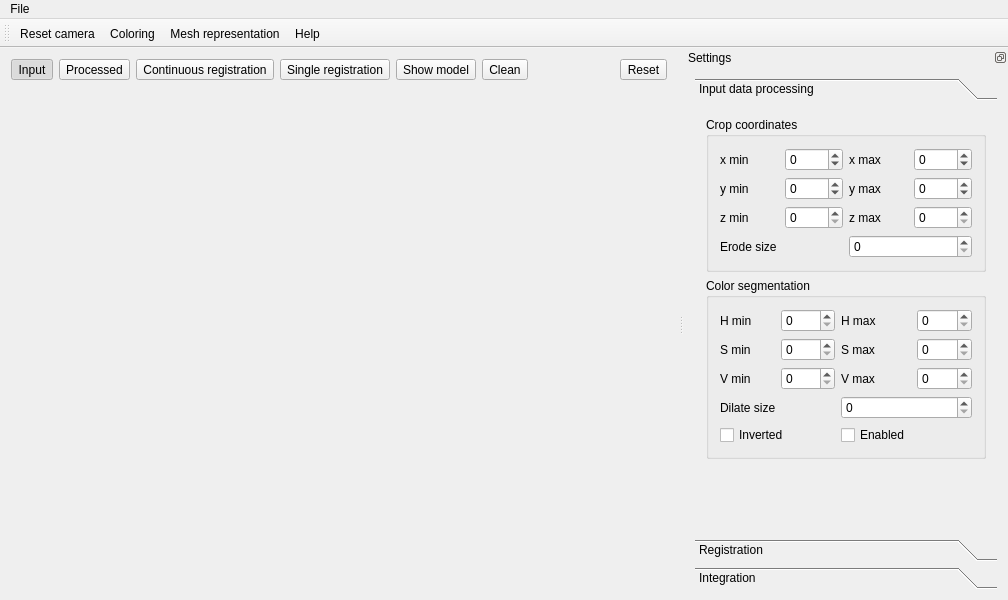
Qt form src/main_window.ui (jacyzon/in_hand_scanner) before a commit.
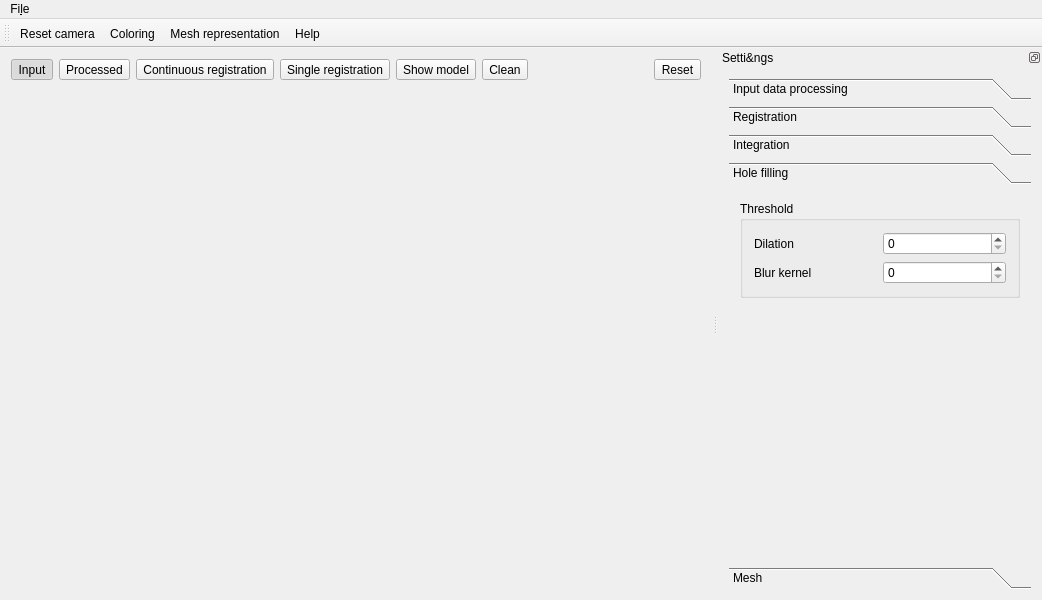
The same form after that commit. The open tabs and pages were chosen to show the change.

```diff
--- a/src/main_window.ui
+++ b/src/main_window.ui
@@ -6,7 +6,7 @@
    <rect>
     <x>0</x>
     <y>0</y>
-    <width>1008</width>
+    <width>1042</width>
     <height>600</height>
    </rect>
   </property>
@@ -172,14 +172,14 @@
    <property name="minimumSize">
     <size>
      <width>324</width>
-     <height>228</height>
+     <height>307</height>
     </size>
    </property>
    <property name="features">
     <set>QDockWidget::DockWidgetFloatable|QDockWidget::DockWidgetMovable</set>
    </property>
    <property name="windowTitle">
-    <string>Settings</string>
+    <string>Setti&amp;ngs</string>
    </property>
    <attribute name="dockWidgetArea">
     <number>2</number>
@@ -205,8 +205,8 @@
          <rect>
           <x>0</x>
           <y>0</y>
-          <width>300</width>
-          <height>408</height>
+          <width>303</width>
+          <height>436</height>
          </rect>
         </property>
         <attribute name="label">
@@ -238,7 +238,7 @@
             <item row="2" column="0">
              <widget class="QLabel" name="label_z_min">
               <property name="text">
-               <string>z min</string>
+               <string>&amp;z min</string>
               </property>
               <property name="buddy">
                <cstring>spinBox_z_min</cstring>
@@ -274,7 +274,7 @@
             <item row="0" column="0">
              <widget class="QLabel" name="label_x_min">
               <property name="text">
-               <string>x min</string>
+               <string>&amp;x min</string>
               </property>
               <property name="buddy">
                <cstring>spinBox_x_min</cstring>
@@ -492,7 +492,7 @@
             <item row="2" column="2">
              <widget class="QLabel" name="label_v_max">
               <property name="text">
-               <string>V max</string>
+               <string>&amp;V max</string>
               </property>
               <property name="buddy">
                <cstring>spinBox_v_max</cstring>
@@ -818,6 +818,113 @@
          </item>
         </layout>
        </widget>
+       <widget class="QWidget" name="page_hole_filling">
+        <property name="geometry">
+         <rect>
+          <x>0</x>
+          <y>0</y>
+          <width>306</width>
+          <height>304</height>
+         </rect>
+        </property>
+        <attribute name="label">
+         <string>Hole filling</string>
+        </attribute>
+        <layout class="QVBoxLayout" name="verticalLayout_4">
+         <item>
+          <widget class="QGroupBox" name="groupBox_threshold">
+           <property name="title">
+            <string>Threshold</string>
+           </property>
+           <layout class="QGridLayout" name="gridLayout_5">
+            <item row="0" column="0">
+             <widget class="QLabel" name="label_dilation_size">
+              <property name="text">
+               <string>Dilation</string>
+              </property>
+             </widget>
+            </item>
+            <item row="0" column="1">
+             <widget class="QSpinBox" name="spinBox_dilation_size">
+              <property name="maximum">
+               <number>180</number>
+              </property>
+             </widget>
+            </item>
+            <item row="1" column="0">
+             <widget class="QLabel" name="label_blur_kernel">
+              <property name="text">
+               <string>Blur kernel</string>
+              </property>
+             </widget>
+            </item>
+            <item row="1" column="1">
+             <widget class="QSpinBox" name="spinBox_blur_kernel">
+              <property name="maximum">
+               <number>180</number>
+              </property>
+             </widget>
+            </item>
+           </layout>
+          </widget>
+         </item>
+         <item>
+          <spacer name="verticalSpacer_integration">
+           <property name="orientation">
+            <enum>Qt::Vertical</enum>
+           </property>
+           <property name="sizeHint" stdset="0">
+            <size>
+             <width>20</width>
+             <height>40</height>
+            </size>
+           </property>
+          </spacer>
+         </item>
+        </layout>
+       </widget>
+       <widget class="QWidget" name="page_mesh">
+        <property name="geometry">
+         <rect>
+          <x>0</x>
+          <y>0</y>
+          <width>306</width>
+          <height>304</height>
+         </rect>
+        </property>
+        <attribute name="label">
+         <string>Mesh</string>
+        </attribute>
+        <layout class="QVBoxLayout" name="verticalLayout_4">
+         <item>
+          <widget class="QRadioButton" name="radioButton_triangulation">
+           <property name="text">
+            <string>Triangulation</string>
+           </property>
+          </widget>
+         </item>
+         <item>
+          <widget class="QRadioButton" name="radioButton_poisson">
+           <property name="text">
+            <string>Poisson </string>
+           </property>
+          </widget>
+         </item>
+         <item>
+          <spacer name="verticalSpacer_integration">
+           <property name="orientation">
+            <enum>Qt::Vertical</enum>
+           </property>
+           <property name="sizeHint" stdset="0">
+            <size>
+             <width>20</width>
+             <height>40</height>
+            </size>
+           </property>
+          </spacer>
+         </item>
+        </layout>
+       </widget>
       </widget>
      </item>
     </layout>
@@ -843,13 +950,13 @@
     <rect>
      <x>0</x>
      <y>0</y>
-     <width>1008</width>
-     <height>22</height>
+     <width>1042</width>
+     <height>33</height>
     </rect>
    </property>
    <widget class="QMenu" name="menuFile">
     <property name="title">
-     <string>File</string>
+     <string>Fi&amp;le</string>
     </property>
     <addaction name="actionSaveAs"/>
    </widget>
```
Left out of the diff: 18 changed lines with no effect on the pictures.
